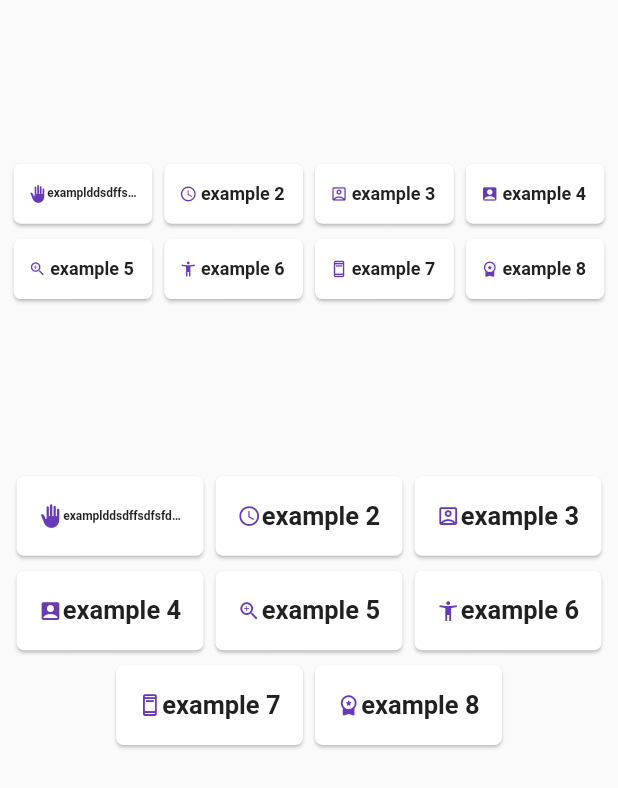
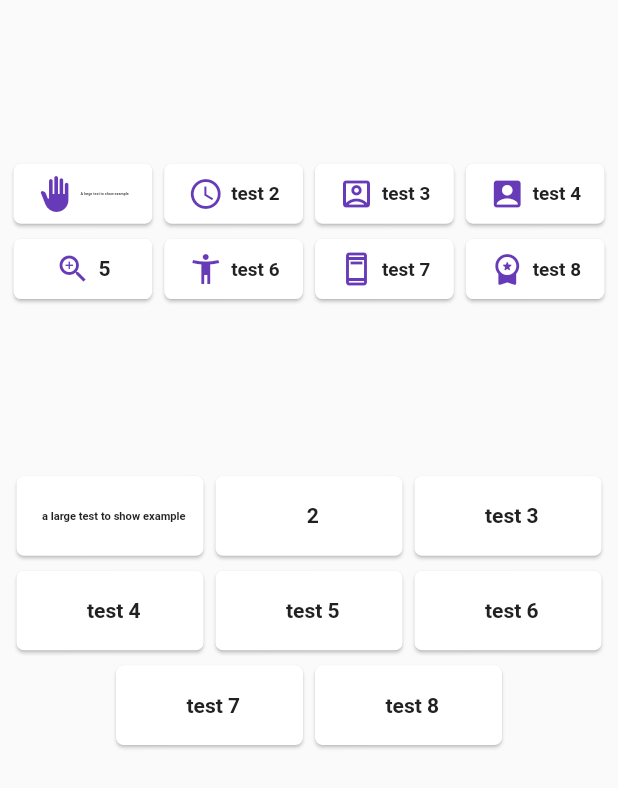
Before and after one commit to julioamadortejeda/button_multiselect, a Flutter app: the screen it shows after launch, on a phone screen of 412 x 824 dp. Shown: the top 788 px of the screen. Run offline on Flutter 3.47's test engine with Material 2 defaults, Android fonts, the phone set to English and light mode, and no system bars; drawn by our look-alikes of auto_size_text; our stand-ins replace get.

```diff
--- /dev/null
+++ b/example/button_multiselect_example/lib/data_example.dart
@@ -0,0 +1,120 @@
+import 'package:button_multiselect/button_multiselect.dart';
+import 'package:flutter/material.dart';
+
+class Prueba {
+  String nombre;
+  int edad;
+  double estatura;
+
+  Prueba(this.nombre, this.edad, this.estatura);
+}
+
+ButtonMultiSelectItem<Prueba> _itemTest1 = ButtonMultiSelectItem<Prueba>(
+  'A large test to show example',
+  value: Prueba('uno', 30, 1.54),
+  icon: Icons.back_hand,
+);
+
+ButtonMultiSelectItem<Prueba> _itemTest2 = ButtonMultiSelectItem<Prueba>(
+  'test 2',
+  value: Prueba('dos', 31, 1.54),
+  icon: Icons.access_time_outlined,
+);
+
+ButtonMultiSelectItem<Prueba> _itemTest3 = ButtonMultiSelectItem<Prueba>(
+  'test 3',
+  value: Prueba('tres', 22, 1.54),
+  icon: Icons.account_box_outlined,
+);
+
+ButtonMultiSelectItem<Prueba> _itemTest4 = ButtonMultiSelectItem<Prueba>(
+  'test 4',
+  value: Prueba('cuatro', 63, 1.54),
+  icon: Icons.account_box,
+);
+
+ButtonMultiSelectItem<Prueba> _itemTest5 = ButtonMultiSelectItem<Prueba>(
+  '5',
+  value: Prueba('cinco', 12, 1.54),
+  icon: Icons.zoom_in_outlined,
+);
+
+ButtonMultiSelectItem<Prueba> _itemTest6 = ButtonMultiSelectItem<Prueba>(
+  'test 6',
+  value: Prueba('seis', 77, 1.54),
+  icon: Icons.accessibility_new_outlined,
+);
+
+ButtonMultiSelectItem<Prueba> _itemTest7 = ButtonMultiSelectItem<Prueba>(
+  'test 7',
+  value: Prueba('siete', 54, 1.54),
+  icon: Icons.ad_units_outlined,
+);
+
+ButtonMultiSelectItem<Prueba> _itemTest8 = ButtonMultiSelectItem<Prueba>(
+  'test 8',
+  value: Prueba('ocho', 45, 1.54),
+  icon: Icons.workspace_premium_rounded,
+);
+
+List<ButtonMultiSelectItem<Prueba>> items = [
+  _itemTest1,
+  _itemTest2,
+  _itemTest3,
+  _itemTest4,
+  _itemTest5,
+  _itemTest6,
+  _itemTest7,
+  _itemTest8
+];
+
+ButtonMultiSelectItem<int> _itemTestNoIcon1 = ButtonMultiSelectItem<int>(
+  'a large test to show example',
+  value: 1,
+);
+
+ButtonMultiSelectItem<int> _itemTestNoIcon2 = ButtonMultiSelectItem<int>(
+  '2',
+  value: 2,
+);
+
+ButtonMultiSelectItem<int> _itemTestNoIcon3 = ButtonMultiSelectItem<int>(
+  'test 3',
+  value: 3,
+);
+
+ButtonMultiSelectItem<int> _itemTestNoIcon4 = ButtonMultiSelectItem<int>(
+  'test 4',
+  value: 4,
+);
+
+ButtonMultiSelectItem<int> _itemTestNoIcon5 = ButtonMultiSelectItem<int>(
+  'test 5',
+  value: 5,
+);
+
+ButtonMultiSelectItem<int> _itemTestNoIcon6 = ButtonMultiSelectItem<int>(
+  'test 6',
+  value: 6,
+);
+
+ButtonMultiSelectItem<int> _itemTestNoIcon7 = ButtonMultiSelectItem<int>(
+  'test 7',
+  value: 7,
+);
+
+ButtonMultiSelectItem<int> _itemTestNoIcon8 = ButtonMultiSelectItem<int>(
+  'test 8',
+  value: 8,
+);
+
+List<ButtonMultiSelectItem<int>> itemsint = [
+  _itemTestNoIcon1,
+  _itemTestNoIcon2,
+  _itemTestNoIcon3,
+  _itemTestNoIcon4,
+  _itemTestNoIcon5,
+  _itemTestNoIcon6,
+  _itemTestNoIcon7,
+  _itemTestNoIcon8
+];
--- a/example/button_multiselect_example/lib/main.dart
+++ b/example/button_multiselect_example/lib/main.dart
@@ -3,16 +3,10 @@ import 'dart:developer';
 import 'package:button_multiselect/button_multiselect.dart';
 import 'package:flutter/material.dart';
 
+import 'data_example.dart';
+
 void main() {
   runApp(const MyApp());
-}
-
-class Prueba {
-  String nombre;
-  int edad;
-  double estatura;
-
-  Prueba(this.nombre, this.edad, this.estatura);
 }
 
 class MyApp extends StatelessWidget {
@@ -21,124 +15,6 @@ class MyApp extends StatelessWidget {
   // This widget is the root of your application.
   @override
   Widget build(BuildContext context) {
-    ButtonMultiSelectItem<Prueba> item1 = ButtonMultiSelectItem<Prueba>(
-      'examplddsdffsdfsfde 1',
-      value: Prueba('uno', 30, 1.54),
-      icon: Icons.back_hand,
-    );
-
-    ButtonMultiSelectItem<Prueba> item2 = ButtonMultiSelectItem<Prueba>(
-      'example 2',
-      value: Prueba('dos', 31, 1.54),
-      icon: Icons.access_time_outlined,
-    );
-
-    ButtonMultiSelectItem<Prueba> item3 = ButtonMultiSelectItem<Prueba>(
-      'example 3',
-      value: Prueba('tres', 22, 1.54),
-      icon: Icons.account_box_outlined,
-    );
-
-    ButtonMultiSelectItem<Prueba> item4 = ButtonMultiSelectItem<Prueba>(
-      'example 4',
-      value: Prueba('cuatro', 63, 1.54),
-      icon: Icons.account_box,
-    );
-
-    ButtonMultiSelectItem<Prueba> item5 = ButtonMultiSelectItem<Prueba>(
-      'example 5',
-      value: Prueba('cinco', 12, 1.54),
-      icon: Icons.zoom_in_outlined,
-    );
-
-    ButtonMultiSelectItem<Prueba> item6 = ButtonMultiSelectItem<Prueba>(
-      'example 6',
-      value: Prueba('seis', 77, 1.54),
-      icon: Icons.accessibility_new_outlined,
-    );
-
-    ButtonMultiSelectItem<Prueba> item7 = ButtonMultiSelectItem<Prueba>(
-      'example 7',
-      value: Prueba('siete', 54, 1.54),
-      icon: Icons.ad_units_outlined,
-    );
-
-    ButtonMultiSelectItem<Prueba> item8 = ButtonMultiSelectItem<Prueba>(
-      'example 8',
-      value: Prueba('ocho', 45, 1.54),
-      icon: Icons.workspace_premium_rounded,
-    );
-
-    List<ButtonMultiSelectItem<Prueba>> items = [
-      item1,
-      item2,
-      item3,
-      item4,
-      item5,
-      item6,
-      item7,
-      item8
-    ];
-
-    ButtonMultiSelectItem<int> i1 = ButtonMultiSelectItem<int>(
-      'examplddsdffsdfsfde 1',
-      value: 1,
-      icon: Icons.back_hand,
-    );
-
-    ButtonMultiSelectItem<int> i2 = ButtonMultiSelectItem<int>(
-      'example 2',
-      value: 2,
-      icon: Icons.access_time_outlined,
-    );
-
-    ButtonMultiSelectItem<int> i3 = ButtonMultiSelectItem<int>(
-      'example 3',
-      value: 3,
-      icon: Icons.account_box_outlined,
-    );
-
-    ButtonMultiSelectItem<int> i4 = ButtonMultiSelectItem<int>(
-      'example 4',
-      value: 4,
-      icon: Icons.account_box,
-    );
-
-    ButtonMultiSelectItem<int> i5 = ButtonMultiSelectItem<int>(
-      'example 5',
-      value: 5,
-      icon: Icons.zoom_in_outlined,
-    );
-
-    ButtonMultiSelectItem<int> i6 = ButtonMultiSelectItem<int>(
-      'example 6',
-      value: 6,
-      icon: Icons.accessibility_new_outlined,
-    );
-
-    ButtonMultiSelectItem<int> i7 = ButtonMultiSelectItem<int>(
-      'example 7',
-      value: 7,
-      icon: Icons.ad_units_outlined,
-    );
-
-    ButtonMultiSelectItem<int> i8 = ButtonMultiSelectItem<int>(
-      'example 8',
-      value: 8,
-      icon: Icons.workspace_premium_rounded,
-    );
-
-    List<ButtonMultiSelectItem<int>> itemsint = [
-      i1,
-      i2,
-      i3,
-      i4,
-      i5,
-      i6,
-      i7,
-      i8
-    ];
-
     return MaterialApp(
         title: 'Flutter Demo',
         theme: ThemeData(
--- a/lib/src/app/ui/widgets/button_widget.dart
+++ b/lib/src/app/ui/widgets/button_widget.dart
@@ -27,6 +27,8 @@ class ButtonCard extends StatelessWidget {
   Widget build(BuildContext context) {
     bool isPortrait =
         MediaQuery.of(context).orientation == Orientation.portrait;
+
+    print(width);
     return GestureDetector(
       onTap: onTap,
       child: SizedBox(
@@ -65,26 +67,44 @@ class ButtonCard extends StatelessWidget {
                     child: Row(
                       mainAxisAlignment: MainAxisAlignment.center,
                       children: [
-                        item.icon != null
-                            ? Icon(
+                        if (item.icon != null)
+                          Flexible(
+                            child: Icon(
                               item.icon,
                               color: primaryColor,
-                                size: width * .12,
+                              // size: width * .2,
+                            ),
                           )
-                            : Container(),
+                        else
+                          Container(),
                         // Spacer(),
-                        SizedBox(
-                          width: width * .6,
-                          child: AutoSizeText(
+                        Flexible(
+                          child: Padding(
+                            padding: const EdgeInsets.only(left: 5.0),
+                            child: FittedBox(
+                              fit: BoxFit.cover,
+                              child: Text(
                                 item.label,
                                 textAlign: TextAlign.center,
                                 overflow: TextOverflow.ellipsis,
                                 maxLines: 1,
-                            minFontSize: 8,
                                 style: TextStyle(
                                     color: textColor,
-                                fontSize: 20,
+                                    fontSize: 14,
                                     fontWeight: FontWeight.bold),
+                              ),
+                            ),
+                            // child: AutoSizeText(
+                            //   item.label,
+                            //   textAlign: TextAlign.center,
+                            //   overflow: TextOverflow.ellipsis,
+                            //   maxLines: 1,
+                            //   minFontSize: 8,
+                            //   style: TextStyle(
+                            //       color: textColor,
+                            //       fontSize: 20,
+                            //       fontWeight: FontWeight.bold),
+                            // ),
                           ),
                         ),
                       ],
--- a/lib/src/button_multiselect.dart
+++ b/lib/src/button_multiselect.dart
@@ -52,7 +52,6 @@ class ButtonMultiSelect<T> extends GetView<ItemSelectedController> {
           child: Center(
             child: Wrap(
               alignment: WrapAlignment.center,
-              //spacing: 2,
               runSpacing: 2,
               children: [
                 ...List.generate(items.length, (index) {
@@ -69,8 +68,6 @@ class ButtonMultiSelect<T> extends GetView<ItemSelectedController> {
                         controller.addSelectedItem(items[index].value);
                         controller.addSelectedIndex(index);
                         onSelectedChanged(controller.selectedIems);
-                        // inspect(controller.selectedIems);
-                        // print(controller.selectedIndex);
                       },
                     );
                   }, items.length.obs);
```
Lines whose indentation alone changed are shown as unchanged.
